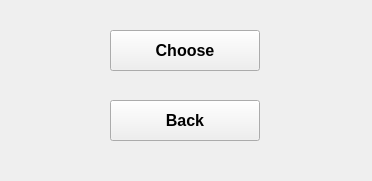
Above: software/testing/CV/combined-UI/ui/secondui.ui from Capstone-2024/OS-Handheld-CNC before the change. Below: the same form after it.
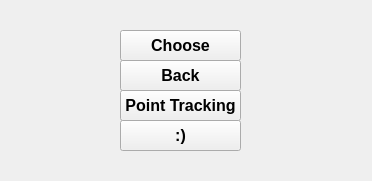
That is the form after the change.

```diff
--- a/software/testing/CV/combined-UI/ui/secondui.ui
+++ b/software/testing/CV/combined-UI/ui/secondui.ui
@@ -28,10 +28,10 @@
   <widget class="QPushButton" name="add_btn">
    <property name="geometry">
     <rect>
-     <x>110</x>
+     <x>120</x>
      <y>30</y>
-     <width>150</width>
-     <height>41</height>
+     <width>121</width>
+     <height>31</height>
     </rect>
    </property>
    <property name="font">
@@ -49,10 +49,10 @@
   <widget class="QPushButton" name="back_btn">
    <property name="geometry">
     <rect>
-     <x>110</x>
-     <y>100</y>
-     <width>150</width>
-     <height>41</height>
+     <x>120</x>
+     <y>60</y>
+     <width>121</width>
+     <height>31</height>
     </rect>
    </property>
    <property name="font">
@@ -67,6 +67,48 @@
     <string>Back</string>
    </property>
   </widget>
+  <widget class="QPushButton" name="pushButton">
+   <property name="geometry">
+    <rect>
+     <x>120</x>
+     <y>90</y>
+     <width>121</width>
+     <height>31</height>
+    </rect>
+   </property>
+   <property name="font">
+    <font>
+     <family>Arial</family>
+     <pointsize>12</pointsize>
+     <weight>75</weight>
+     <bold>true</bold>
+    </font>
+   </property>
+   <property name="text">
+    <string>Point Tracking</string>
+   </property>
+  </widget>
+  <widget class="QPushButton" name="pushButton_2">
+   <property name="geometry">
+    <rect>
+     <x>120</x>
+     <y>120</y>
+     <width>121</width>
+     <height>31</height>
+    </rect>
+   </property>
+   <property name="font">
+    <font>
+     <family>Arial</family>
+     <pointsize>12</pointsize>
+     <weight>75</weight>
+     <bold>true</bold>
+    </font>
+   </property>
+   <property name="text">
+    <string>:)</string>
+   </property>
+  </widget>
  </widget>
  <resources/>
  <connections/>
```
